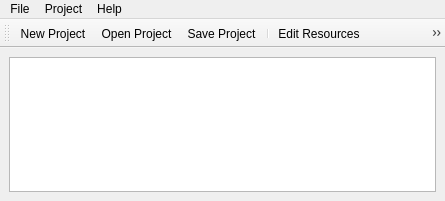
Qt form DCGUI/Windows/MainWindow.ui (DanielZorin/DataCenters) before a commit.
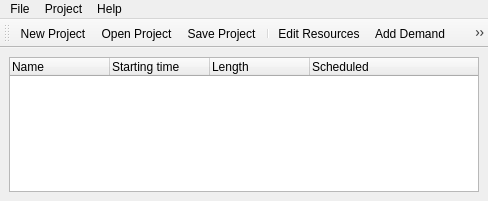
The same form after that commit. Icons and pictures are not drawn.

Commit message: Tree view in man window

```diff
--- a/DCGUI/Windows/MainWindow.ui
+++ b/DCGUI/Windows/MainWindow.ui
@@ -6,7 +6,7 @@
    <rect>
     <x>0</x>
     <y>0</y>
-    <width>445</width>
+    <width>488</width>
     <height>201</height>
    </rect>
   </property>
@@ -42,7 +42,28 @@
      <enum>QLayout::SetDefaultConstraint</enum>
     </property>
     <item>
-     <widget class="QListWidget" name="demands"/>
+     <widget class="QTreeWidget" name="demands">
+      <column>
+       <property name="text">
+        <string>Name</string>
+       </property>
+      </column>
+      <column>
+       <property name="text">
+        <string>Starting time</string>
+       </property>
+      </column>
+      <column>
+       <property name="text">
+        <string>Length</string>
+       </property>
+      </column>
+      <column>
+       <property name="text">
+        <string>Scheduled</string>
+       </property>
+      </column>
+     </widget>
     </item>
    </layout>
   </widget>
@@ -51,8 +72,8 @@
     <rect>
      <x>0</x>
      <y>0</y>
-     <width>445</width>
-     <height>20</height>
+     <width>488</width>
+     <height>21</height>
     </rect>
    </property>
    <property name="styleSheet">
```
Left out of the diff: 16 changed lines with no effect on the pictures. The commit also changes 3 other files.
